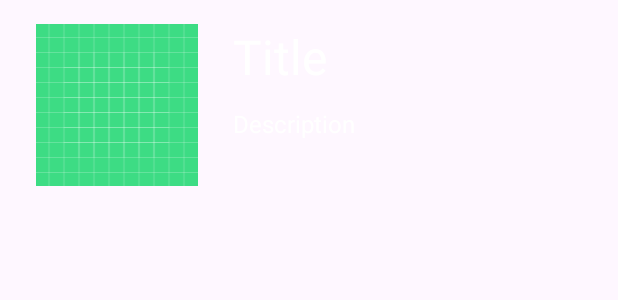
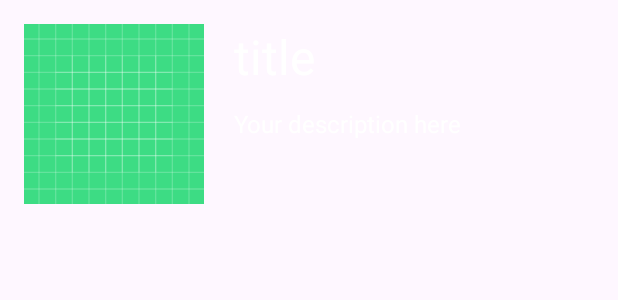
Before and after one commit to sethanimesh/AndroidStudioProjects, an Android app: the layout item_layout.xml on its own in the app's theme, with its tools: preview values and no code run, on a phone screen of 412 x 824 dp. Shown: the top 300 px of the screen. Run offline under Robolectric (Android 15) with nearby library versions, the phone set to English and light mode, and no system bars.

Commit message:
fixing item layout file

```diff
--- a/MarketApplication/app/src/main/java/com/example/marketapplication/MyAdapter.java
+++ b/MarketApplication/app/src/main/java/com/example/marketapplication/MyAdapter.java
@@ -58,9 +58,9 @@ public class MyAdapter extends RecyclerView.Adapter<MyAdapter.MyViewHolder> {
         public MyViewHolder(@NonNull View itemView) {
             super(itemView);
 
-            imageView = itemView.findViewById(R.id.imageView);
-            title = itemView.findViewById(R.id.textView);
-            description = itemView.findViewById(R.id.textView2);
+            imageView = itemView.findViewById(R.id.imageview);
+            title = itemView.findViewById(R.id.title_txt);
+            description = itemView.findViewById(R.id.description_text);
         }
     }
 }
--- a/MarketApplication/app/src/main/res/layout/item_layout.xml
+++ b/MarketApplication/app/src/main/res/layout/item_layout.xml
@@ -6,9 +6,9 @@
     android:layout_height="wrap_content">
 
     <ImageView
-        android:id="@+id/imageView"
-        android:layout_width="0dp"
-        android:layout_height="wrap_content"
+        android:id="@+id/imageview"
+        android:layout_width="120dp"
+        android:layout_height="120dp"
         android:layout_marginStart="16dp"
         android:layout_marginTop="16dp"
         android:layout_marginBottom="16dp"
@@ -16,31 +16,29 @@
         app:layout_constraintBottom_toBottomOf="parent"
         app:layout_constraintStart_toStartOf="parent"
         app:layout_constraintTop_toTopOf="parent"
-        app:layout_constraintWidth_percent="0.3" />
+        app:layout_constraintVertical_bias="1.0" />
 
     <TextView
-        android:id="@+id/textView"
-        android:layout_width="0dp"
+        android:textColor="@color/white"
+        android:id="@+id/title_txt"
+        android:layout_width="wrap_content"
         android:layout_height="wrap_content"
-        android:layout_marginStart="16dp"
+        android:layout_marginStart="20dp"
         android:layout_marginTop="16dp"
-        android:text="Title"
-        android:textColor="@color/white"
+        android:text="title"
         android:textSize="32sp"
-        app:layout_constraintEnd_toEndOf="parent"
-        app:layout_constraintStart_toEndOf="@+id/imageView"
+        app:layout_constraintStart_toEndOf="@+id/imageview"
         app:layout_constraintTop_toTopOf="parent" />
 
     <TextView
-        android:id="@+id/textView2"
-        android:layout_width="0dp"
+        android:textColor="@color/white"
+        android:id="@+id/description_text"
+        android:layout_width="wrap_content"
         android:layout_height="wrap_content"
         android:layout_marginTop="12dp"
-        android:text="Description"
-        android:textColor="@color/white"
+        android:text="Your description here"
         android:textSize="16sp"
-        app:layout_constraintEnd_toEndOf="parent"
-        app:layout_constraintStart_toStartOf="@+id/textView"
-        app:layout_constraintTop_toBottomOf="@+id/textView" />
+        app:layout_constraintStart_toStartOf="@+id/title_txt"
+        app:layout_constraintTop_toBottomOf="@+id/title_txt" />
 
 </androidx.constraintlayout.widget.ConstraintLayout>
```
